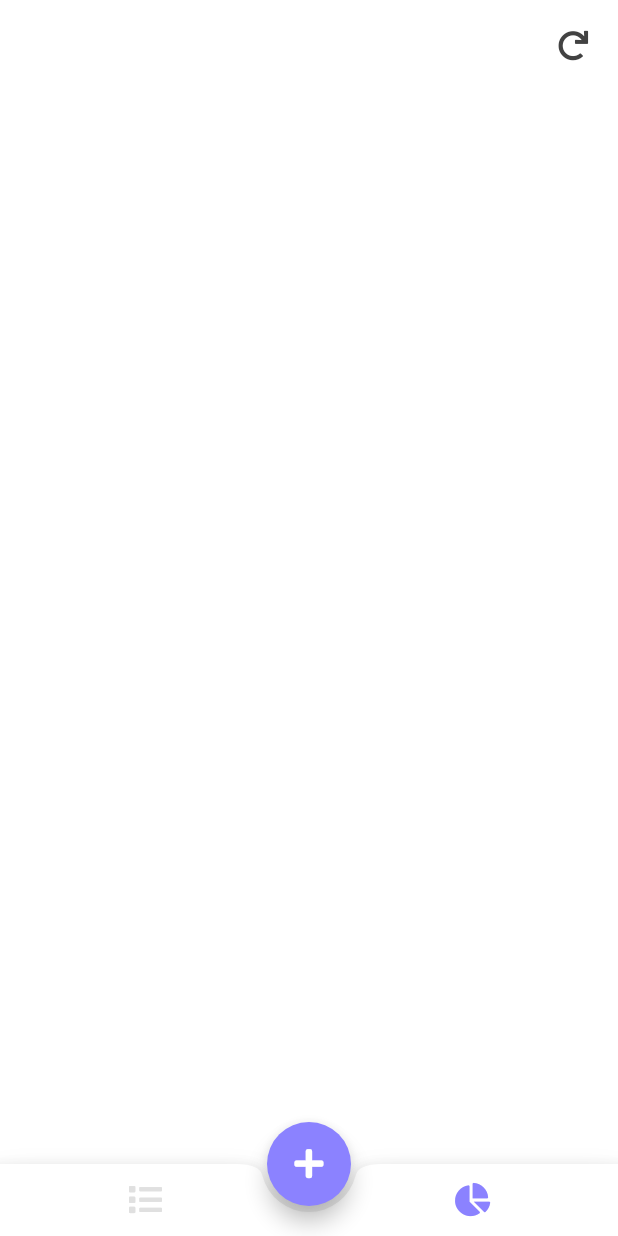
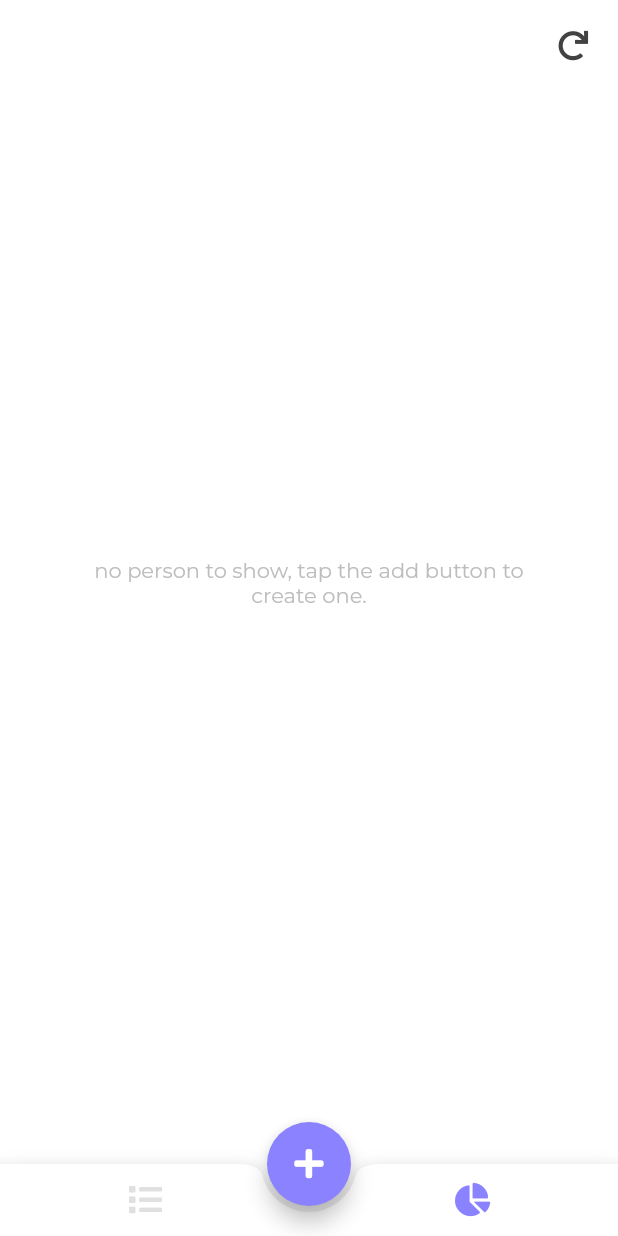
Before and after one commit to LucasPitol/CrudMaluco, a Flutter app: the screen it shows after launch, after a tap on an icon or button, on a phone screen of 412 x 824 dp. Run offline on Flutter 3.47's test engine with Material 2 defaults, Android fonts, the phone set to English and light mode, and no system bars; our stand-ins replace cloud_firestore, firebase_core, font_awesome_flutter, google_fonts, pie_chart; accounts and stored records are empty.

Commit message:
https://app.clubhouse.io/pitol/story/451/grafico tarefa 2: DONE

```diff
--- a/flutterApp/cd_app/lib/main_component.dart
+++ b/flutterApp/cd_app/lib/main_component.dart
@@ -14,11 +14,12 @@ class MainComponent extends StatefulWidget {
 }
 
 GlobalKey<PersonListComponentState> personListComponentGlobalKey = GlobalKey();
+GlobalKey<PersonLocaleComponentState> personLocaleGraphComponentGlobalKey = GlobalKey();
 
 class _MainComponentState extends State<MainComponent> {
   final List<Widget> _widgetOptions = <Widget>[
     PersonListComponent(key: personListComponentGlobalKey),
-    PersonLocaleComponent(),
+    PersonLocaleComponent(key: personLocaleGraphComponentGlobalKey),
   ];
 
   int _selectedIndex = 0;
@@ -49,6 +50,10 @@ class _MainComponentState extends State<MainComponent> {
         _updateListPage();
         break;
 
+      case Constants.graphBottomBarOptionIndex:
+        _updateGraphPage();
+        break;
+
       default:
         break;
     }
@@ -56,6 +61,10 @@ class _MainComponentState extends State<MainComponent> {
 
   _updateListPage() {
     personListComponentGlobalKey.currentState.updatePageContent();
+  }
+
+  _updateGraphPage() {
+    personLocaleGraphComponentGlobalKey.currentState.getGraphData();
   }
 
   updateAppBar() {
--- a/flutterApp/cd_app/lib/pages/person_locale_graph/person_locale_component.dart
+++ b/flutterApp/cd_app/lib/pages/person_locale_graph/person_locale_component.dart
@@ -6,17 +6,19 @@ import 'package:flutter/material.dart';
 import 'pie_chart_component.dart';
 
 class PersonLocaleComponent extends StatefulWidget {
+  PersonLocaleComponent({Key key}) : super(key: key);
+
   @override
-  _PersonLocaleComponentState createState() => _PersonLocaleComponentState();
+  PersonLocaleComponentState createState() => PersonLocaleComponentState();
 }
 
-class _PersonLocaleComponentState extends State<PersonLocaleComponent> {
+class PersonLocaleComponentState extends State<PersonLocaleComponent> {
   Map<String, double> personLocaleMap;
   PersonService _personService;
 
   bool loading = true;
 
-  _PersonLocaleComponentState() {
+  PersonLocaleComponentState() {
     this.personLocaleMap = Map<String, double>();
     this._personService = PersonService();
   }
@@ -37,10 +39,6 @@ class _PersonLocaleComponentState extends State<PersonLocaleComponent> {
     setState(() {
       this.loading = false;
     });
-  }
-
-  _refresh() {
-    print('Refresh');
   }
 
   @override
@@ -69,7 +67,7 @@ class _PersonLocaleComponentState extends State<PersonLocaleComponent> {
                   child: InkWell(
                     borderRadius: Styles.circularBorderRadius,
                     onTap: () {
-                      this._refresh();
+                      this.getGraphData();
                     },
                     child: Container(
                       margin: EdgeInsets.all(10),
--- a/flutterApp/cd_app/lib/pages/person_locale_graph/pie_chart_component.dart
+++ b/flutterApp/cd_app/lib/pages/person_locale_graph/pie_chart_component.dart
@@ -50,6 +50,14 @@ class _PieChartComponentState extends State<PieChartComponent> {
               chartType: ChartType.disc,
             ),
           )
-        : Container();
+        : Container(
+            alignment: Alignment.center,
+            margin: EdgeInsets.symmetric(horizontal: 40),
+            child: Text(
+              'no person to show, tap the add button to create one.',
+              style: Styles.montTextLight,
+              textAlign: TextAlign.center,
+            ),
+          );
   }
 }
```
